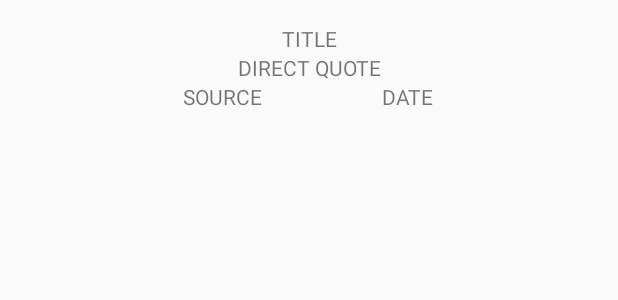
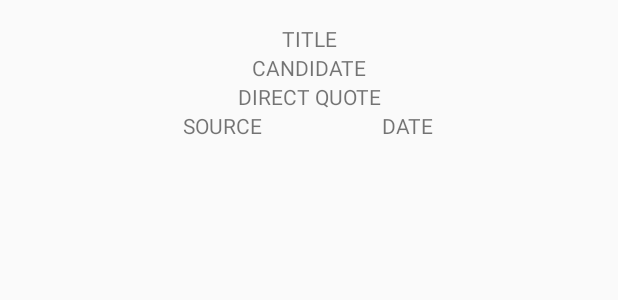
Before and after one commit to jimxshaw/politicalpositions, an Android app: the layout fragment_issue.xml on its own in the app's theme, with its tools: preview values and no code run, on a phone screen of 412 x 824 dp. Shown: the top 300 px of the screen. Run offline under Robolectric (Android 15) with nearby library versions, the phone set to English and light mode, and no system bars.

```diff
--- a/app/src/main/res/layout/fragment_issue.xml
+++ b/app/src/main/res/layout/fragment_issue.xml
@@ -14,6 +14,13 @@
         android:layout_height="wrap_content"
         android:gravity="center"
         android:text="@string/issue_title_label"/>
+
+    <TextView
+        android:id="@+id/issue_candidate"
+        android:layout_width="match_parent"
+        android:layout_height="wrap_content"
+        android:gravity="center"
+        android:text="@string/issue_candidate_label"/>
 
     <TextView
         android:id="@+id/issue_quote"
--- a/app/src/main/res/values/strings.xml
+++ b/app/src/main/res/values/strings.xml
@@ -5,4 +5,5 @@
     <string name="issue_quote_label">DIRECT QUOTE</string>
     <string name="issue_source_label">SOURCE</string>
     <string name="issue_date_label">DATE</string>
+    <string name="issue_candidate_label">CANDIDATE</string>
 </resources>
```
Also changed, not shown: app/src/main/java/me/jimmyshaw/politicalpositions/Issue.java (+15 -42 lines), app/src/main/java/me/jimmyshaw/politicalpositions/Quote.java (added, +61 -0 lines), app/src/main/res/raw/issues.json (added, +34 -0 lines).
